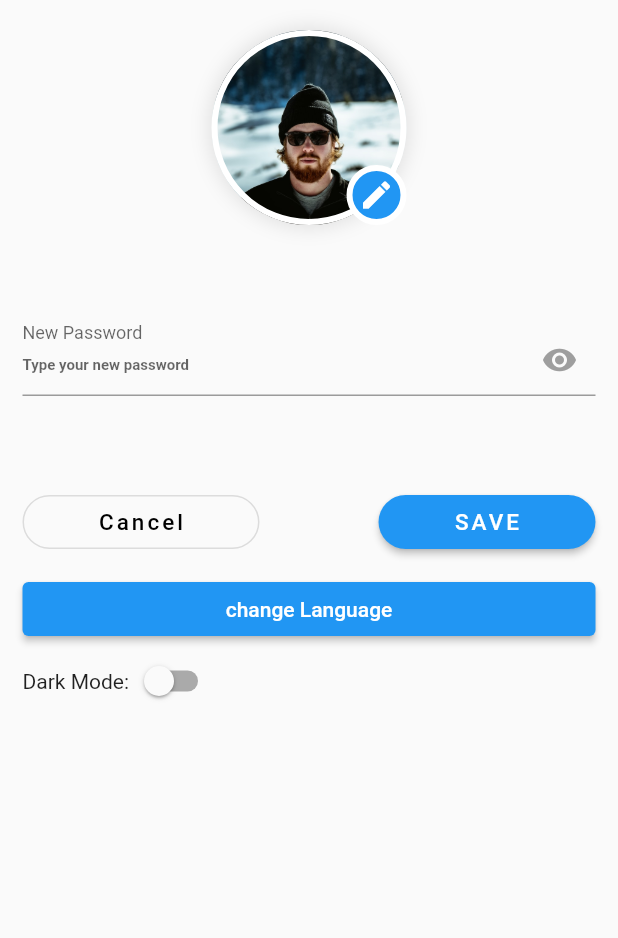
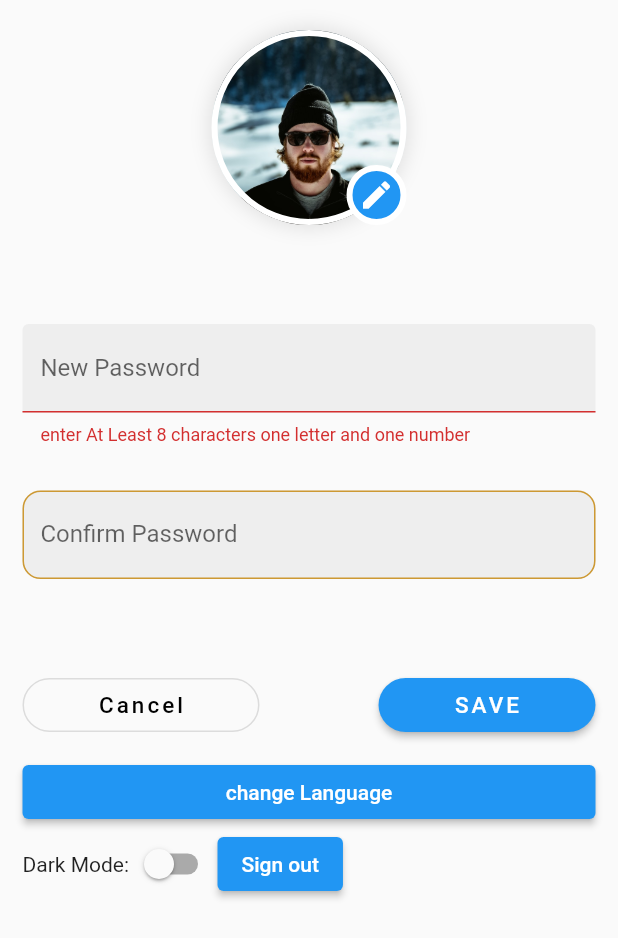
Before and after one commit to Mohamed26Salah/AmanRealEstate-Mobile-App, a Flutter app: the EditProfile screen opened directly with empty values, after a tap on "SAVE", on a phone screen of 412 x 824 dp. Shown: the top 938 px of the screen. Run offline on Flutter 3.47's test engine with Material 2 defaults, Android fonts, the phone set to English and light mode, and no system bars; our stand-ins replace awesome_snackbar_content, cloud_firestore, dropdown_button2, firebase_auth, firebase_core, flutter_signin_button and 6 more; missing offline and left inert: search_page; accounts and stored records are empty.

Commit message:
Edit profile v2

```diff
--- a/Aman_Project/Aman_Project/aman_project/lib/widgets/edit_profile.dart
+++ b/Aman_Project/Aman_Project/aman_project/lib/widgets/edit_profile.dart
@@ -1,3 +1,4 @@
+import 'package:aman_project/data/CustomTextField.dart';
 import 'package:firebase_auth/firebase_auth.dart';
 
 import '../data/usersJoex.dart';
@@ -20,12 +21,14 @@ class _EditProfileState extends State<EditProfile> {
   final GlobalKey<FormState> _formKey1 = GlobalKey<FormState>();
   var newPassword = " ";
   final newPasswordController = TextEditingController();
+  final confirmPasswordController = TextEditingController();
 
   @override
   void dispose() {
     newPasswordController.dispose();
     super.dispose();
   }
+
   final user = FirebaseAuth.instance.currentUser!;
 
   changePassword() async {
@@ -35,14 +38,19 @@ class _EditProfileState extends State<EditProfile> {
       FirebaseAuth.instance.signOut();
       Navigator.of(context).pushReplacementNamed('/');
       ScaffoldMessenger.of(context).showSnackBar(
-         SnackBar(
+        const SnackBar(
           backgroundColor: Colors.black26,
-          content: Text(newPassword),
+          content: Text('Password Changed successfully.. Login again please'),
         ),
       );
-    } catch (error) {
-      print('error');
+      // ignore: empty_catches
+    } catch (error) {}
   }
+
+  signOut() async {
+    await FirebaseAuth.instance.signOut();
+
+    Navigator.of(context).pushReplacementNamed('/');
   }
 
   bool isObscurePassword = true;
@@ -114,8 +122,49 @@ class _EditProfileState extends State<EditProfile> {
               const SizedBox(
                 height: 30,
               ),
-              buildTextField(
-                  "New Password".tr, 'Type your new password'.tr, true),
+              Form(
+                key: _formKey1,
+                child: Column(
+                  children: [
+                    Padding(
+                      padding: const EdgeInsets.only(bottom: 30),
+                      child: CustomTextField(
+                        controller: newPasswordController,
+                        obscureText: true,
+                        labelText: ("New Password".tr),
+                        hintText: ("Type your new password".tr),
+                        validator: (value) {
+                          if (!value!.isValidPassword) {
+                            return 'enter At Least 8 characters one letter and one number'
+                                .tr;
+                          }
+
+                          if (value.isEmpty) {
+                            return 'Password cannot be empty'.tr;
+                          }
+                          return null;
+                        },
+                      ),
+                    ),
+                    Padding(
+                      padding: const EdgeInsets.only(bottom: 30),
+                      child: CustomTextField(
+                        controller: confirmPasswordController,
+                        obscureText: true,
+                        labelText: ("Confirm Password".tr),
+                        hintText: ("Type your new password".tr),
+                        validator: (value) {
+                          if (value != newPasswordController.value.text) {
+                            return 'Passwords do not match!'.tr;
+                          }
+                          return null;
+                        },
+                      ),
+                    ),
+                  ],
+                ),
+              ),
+
               // buildTextField(
               //     "Confirm Password".tr, 'Type your new password'.tr, true),
               const SizedBox(
@@ -143,7 +192,7 @@ class _EditProfileState extends State<EditProfile> {
                   ),
                   ElevatedButton(
                       onPressed: () {
-                        if(_formKey1.currentState!.validate()) {
+                        if (_formKey1.currentState!.validate()) {
                           setState(() {
                             newPassword = newPasswordController.text;
                           });
@@ -181,6 +230,11 @@ class _EditProfileState extends State<EditProfile> {
                       onChanged: (newValue) {
                         widget.themeManager!.toggleTheme(newValue);
                       }),
+                  ElevatedButton(
+                      onPressed: signOut,
+                      child: Text(
+                        'Sign out',
+                      ))
                 ],
               )
             ],
@@ -190,14 +244,12 @@ class _EditProfileState extends State<EditProfile> {
     );
   }
 
-  Widget buildTextField(
-      String labelText, String? placeholder, bool isPasswordTextField) {
-    return Form(
-      key:_formKey1,
-      child: Padding(
+  Widget buildTextField(String labelText, String? placeholder,
+      bool isPasswordTextField, TextEditingController controller) {
+    return Padding(
       padding: const EdgeInsets.only(bottom: 30),
       child: TextField(
-          controller: newPasswordController,
+        controller: controller,
         obscureText: isPasswordTextField ? isObscurePassword : false,
         decoration: InputDecoration(
           suffixIcon: isPasswordTextField
@@ -223,7 +275,6 @@ class _EditProfileState extends State<EditProfile> {
           ),
         ),
       ),
-      ),
     );
   }
 }
```
Also changed, not shown: Aman_Project/Aman_Project/aman_project/lib/widgets/Register_page.dart (+23 -20 lines). Lines whose indentation alone changed are shown as unchanged.
